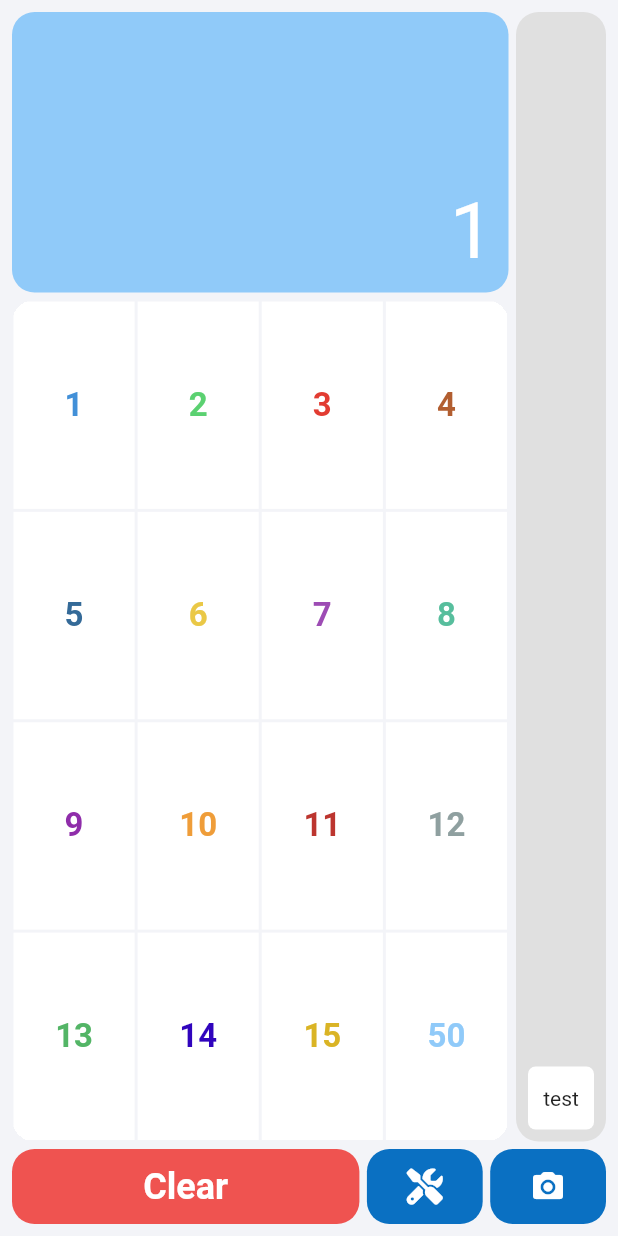
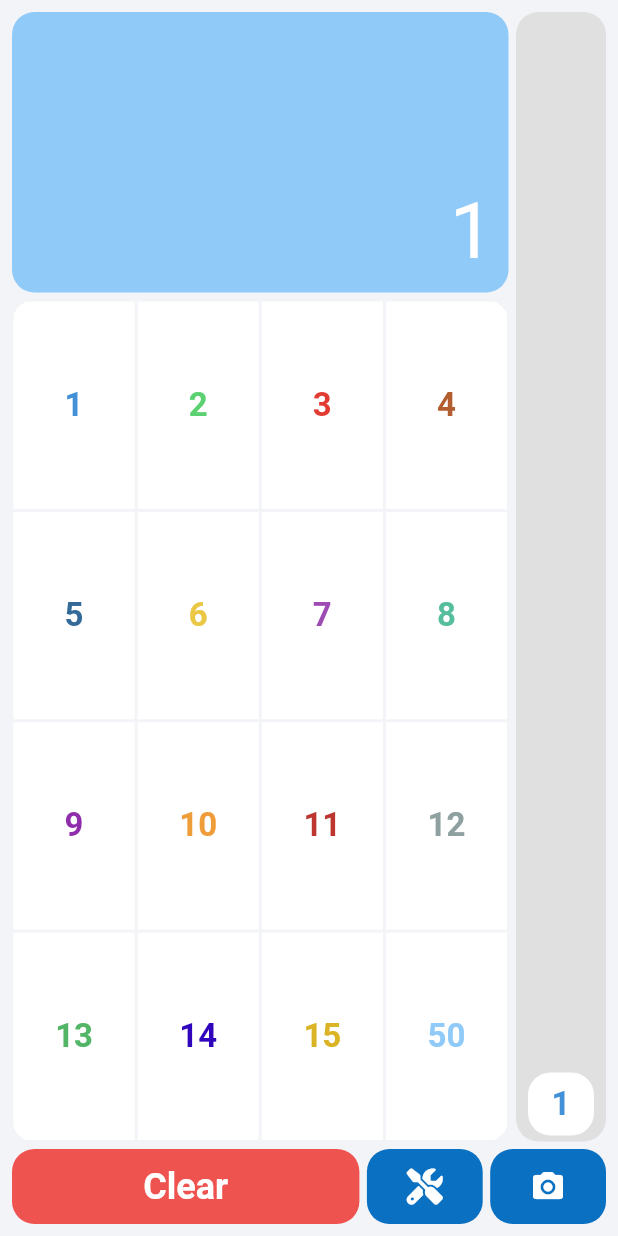
Before and after one commit to chrisstayte/DominoesCalculator, a Flutter app: the screen it shows after launch, after a tap on an icon or button, on a phone screen of 412 x 824 dp. Run offline on Flutter 3.47's test engine with Material 2 defaults, Android fonts, the light colour scheme and no system bars; drawn by our look-alikes of auto_size_text; our stand-ins replace font_awesome_flutter, modal_bottom_sheet, package_info_plus, page_transition, shared_preferences.

Commit message:
backup - flutter 3.0

```diff
--- a/lib/screens/home_screen.dart
+++ b/lib/screens/home_screen.dart
@@ -76,7 +76,12 @@ class _HomeScreenState extends State<HomeScreen> {
                                       .fold<int>(
                                           0,
                                           (previousValue, element) =>
-                                              previousValue + 1)
+                                              previousValue +
+                                              (Global.values
+                                                      .dominoValues[element] ??
+                                                  context
+                                                      .watch<SettingsProvider>()
+                                                      .doubleZeroValue))
                                       .toString(),
                                   style: TextStyle(
                                     color: Colors.white,
@@ -199,14 +204,13 @@ class _HomeScreenState extends State<HomeScreen> {
                     ),
                     Container(
                       width: 60,
-                      child: Container(
                       decoration: BoxDecoration(
                         borderRadius:
                             BorderRadius.circular(Global.ui.cornerRadius),
                         color: Colors.grey.shade300,
                       ),
                       child: Padding(
-                          padding: const EdgeInsets.all(8.0),
+                        padding: const EdgeInsets.symmetric(horizontal: 8.0),
                         child: ListView.separated(
                           reverse: true,
                           itemBuilder: (context, index) {
@@ -215,13 +219,36 @@ class _HomeScreenState extends State<HomeScreen> {
                                 () => _calcHistory.removeAt(index),
                               ),
                               child: Container(
+                                margin: EdgeInsets.symmetric(vertical: 4),
                                 height: 42,
                                 decoration: BoxDecoration(
-                                    borderRadius: BorderRadius.circular(5.0),
+                                  borderRadius: BorderRadius.circular(
+                                    Global.ui.cornerRadius,
+                                  ),
                                   color: Colors.white,
                                 ),
                                 child: Center(
-                                    child: Text('test'),
+                                  child: AutoSizeText(
+                                    Global.values.dominoValues[
+                                                _calcHistory[index]] !=
+                                            null
+                                        ? Global.values
+                                            .dominoValues[_calcHistory[index]]
+                                            .toString()
+                                        : context
+                                            .watch<SettingsProvider>()
+                                            .doubleZeroValue
+                                            .toString(),
+                                    style: TextStyle(
+                                      fontSize: 22,
+                                      fontWeight: FontWeight.bold,
+                                      color: Global.colors.dominoColors[
+                                              _calcHistory[index]] ??
+                                          context
+                                              .watch<SettingsProvider>()
+                                              .appAccentColor,
+                                    ),
+                                  ),
                                 ),
                               ),
                             );
@@ -233,7 +260,6 @@ class _HomeScreenState extends State<HomeScreen> {
                             );
                           },
                           itemCount: _calcHistory.length,
-                          ),
                         ),
                       ),
                     ),
--- a/pubspec.yaml
+++ b/pubspec.yaml
@@ -27,7 +27,7 @@ dev_dependencies:
   flutter_test:
     sdk: flutter
 
-  flutter_lints: ^1.0.0
+  flutter_lints: ^2.0.1
 
 flutter:
   uses-material-design: true
```
Also changed, not shown: 2 other files. Lines whose indentation alone changed are shown as unchanged.
